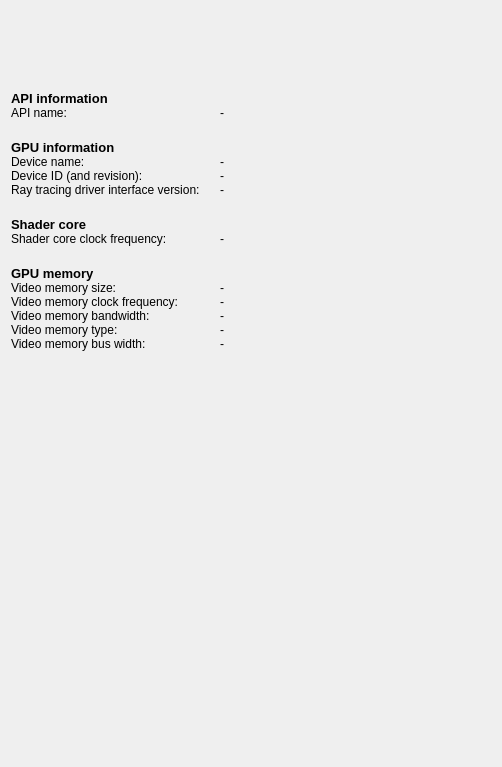
Qt form source/frontend/views/overview/device_configuration_pane.ui (GPUOpen-Tools/radeon_raytracing_analyzer) before a commit.
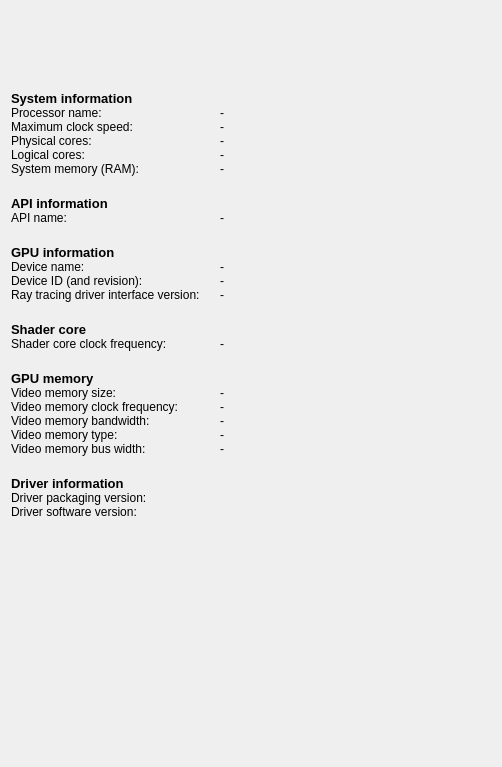
The same form after that commit. Custom widgets are drawn as their Qt base class.

Patch:
```diff
--- a/source/frontend/views/overview/device_configuration_pane.ui
+++ b/source/frontend/views/overview/device_configuration_pane.ui
@@ -110,7 +110,233 @@
         <property name="verticalSpacing">
          <number>0</number>
         </property>
+        <item row="0" column="0">
+         <widget class="ScaledLabel" name="label_title_system_">
+          <property name="sizePolicy">
+           <sizepolicy hsizetype="MinimumExpanding" vsizetype="Fixed">
+            <horstretch>0</horstretch>
+            <verstretch>0</verstretch>
+           </sizepolicy>
+          </property>
+          <property name="font">
+           <font>
+            <pointsize>10</pointsize>
+            <weight>75</weight>
+            <bold>true</bold>
+           </font>
+          </property>
+          <property name="text">
+           <string>System information</string>
+          </property>
+         </widget>
+        </item>
         <item row="1" column="0">
+         <widget class="ScaledLabel" name="label_processor_brand_">
+          <property name="sizePolicy">
+           <sizepolicy hsizetype="MinimumExpanding" vsizetype="Fixed">
+            <horstretch>0</horstretch>
+            <verstretch>0</verstretch>
+           </sizepolicy>
+          </property>
+          <property name="font">
+           <font>
+            <weight>50</weight>
+            <bold>false</bold>
+           </font>
+          </property>
+          <property name="text">
+           <string>Processor name:</string>
+          </property>
+         </widget>
+        </item>
+        <item row="1" column="1">
+         <widget class="ScaledLabel" name="content_processor_brand_">
+          <property name="sizePolicy">
+           <sizepolicy hsizetype="MinimumExpanding" vsizetype="Fixed">
+            <horstretch>0</horstretch>
+            <verstretch>0</verstretch>
+           </sizepolicy>
+          </property>
+          <property name="font">
+           <font>
+            <weight>50</weight>
+            <bold>false</bold>
+           </font>
+          </property>
+          <property name="text">
+           <string>-</string>
+          </property>
+         </widget>
+        </item>
+        <item row="2" column="0">
+         <widget class="ScaledLabel" name="label_processor_speed_">
+          <property name="sizePolicy">
+           <sizepolicy hsizetype="MinimumExpanding" vsizetype="Fixed">
+            <horstretch>0</horstretch>
+            <verstretch>0</verstretch>
+           </sizepolicy>
+          </property>
+          <property name="font">
+           <font>
+            <weight>50</weight>
+            <bold>false</bold>
+           </font>
+          </property>
+          <property name="text">
+           <string>Maximum clock speed:</string>
+          </property>
+         </widget>
+        </item>
+        <item row="2" column="1">
+         <widget class="ScaledLabel" name="content_processor_speed_">
+          <property name="sizePolicy">
+           <sizepolicy hsizetype="MinimumExpanding" vsizetype="Fixed">
+            <horstretch>0</horstretch>
+            <verstretch>0</verstretch>
+           </sizepolicy>
+          </property>
+          <property name="font">
+           <font>
+            <weight>50</weight>
+            <bold>false</bold>
+           </font>
+          </property>
+          <property name="text">
+           <string>-</string>
+          </property>
+         </widget>
+        </item>
+        <item row="3" column="0">
+         <widget class="ScaledLabel" name="label_physical_cores_">
+          <property name="sizePolicy">
+           <sizepolicy hsizetype="MinimumExpanding" vsizetype="Fixed">
+            <horstretch>0</horstretch>
+            <verstretch>0</verstretch>
+           </sizepolicy>
+          </property>
+          <property name="font">
+           <font>
+            <weight>50</weight>
+            <bold>false</bold>
+           </font>
+          </property>
+          <property name="text">
+           <string>Physical cores:</string>
+          </property>
+         </widget>
+        </item>
+        <item row="3" column="1">
+         <widget class="ScaledLabel" name="content_physical_cores_">
+          <property name="sizePolicy">
+           <sizepolicy hsizetype="MinimumExpanding" vsizetype="Fixed">
+            <horstretch>0</horstretch>
+            <verstretch>0</verstretch>
+           </sizepolicy>
+          </property>
+          <property name="font">
+           <font>
+            <weight>50</weight>
+            <bold>false</bold>
+           </font>
+          </property>
+          <property name="text">
+           <string>-</string>
+          </property>
+         </widget>
+        </item>
+        <item row="4" column="0">
+         <widget class="ScaledLabel" name="label_logical_cores_">
+          <property name="sizePolicy">
+           <sizepolicy hsizetype="MinimumExpanding" vsizetype="Fixed">
+            <horstretch>0</horstretch>
+            <verstretch>0</verstretch>
+           </sizepolicy>
+          </property>
+          <property name="font">
+           <font>
+            <weight>50</weight>
+            <bold>false</bold>
+           </font>
+          </property>
+          <property name="text">
+           <string>Logical cores:</string>
+          </property>
+         </widget>
+        </item>
+        <item row="4" column="1">
+         <widget class="ScaledLabel" name="content_logical_cores_">
+          <property name="sizePolicy">
+           <sizepolicy hsizetype="MinimumExpanding" vsizetype="Fixed">
+            <horstretch>0</horstretch>
+            <verstretch>0</verstretch>
+           </sizepolicy>
+          </property>
+          <property name="font">
+           <font>
+            <weight>50</weight>
+            <bold>false</bold>
+           </font>
+          </property>
+          <property name="text">
+           <string>-</string>
+          </property>
+         </widget>
+        </item>
+        <item row="5" column="0">
+         <widget class="ScaledLabel" name="label_system_memory_">
+          <property name="sizePolicy">
+           <sizepolicy hsizetype="MinimumExpanding" vsizetype="Fixed">
+            <horstretch>0</horstretch>
+            <verstretch>0</verstretch>
+           </sizepolicy>
+          </property>
+          <property name="font">
+           <font>
+            <weight>50</weight>
+            <bold>false</bold>
+           </font>
+          </property>
+          <property name="text">
+           <string>System memory (RAM):</string>
+          </property>
+         </widget>
+        </item>
+        <item row="5" column="1">
+         <widget class="ScaledLabel" name="content_system_memory_">
+          <property name="sizePolicy">
+           <sizepolicy hsizetype="MinimumExpanding" vsizetype="Fixed">
+            <horstretch>0</horstretch>
+            <verstretch>0</verstretch>
+           </sizepolicy>
+          </property>
+          <property name="font">
+           <font>
+            <weight>50</weight>
+            <bold>false</bold>
+           </font>
+          </property>
+          <property name="text">
+           <string>-</string>
+          </property>
+         </widget>
+        </item>
+        <item row="6" column="0">
+         <spacer name="vertical_spacer_1_">
+          <property name="orientation">
+           <enum>Qt::Vertical</enum>
+          </property>
+          <property name="sizeType">
+           <enum>QSizePolicy::Fixed</enum>
+          </property>
+          <property name="sizeHint" stdset="0">
+           <size>
+            <width>20</width>
+            <height>20</height>
+           </size>
+          </property>
+         </spacer>
+        </item>
+        <item row="7" column="0">
          <widget class="ScaledLabel" name="label_title_api_info_">
           <property name="sizePolicy">
            <sizepolicy hsizetype="MinimumExpanding" vsizetype="Fixed">
@@ -130,7 +356,7 @@
           </property>
          </widget>
         </item>
-        <item row="2" column="0">
+        <item row="8" column="0">
          <widget class="ScaledLabel" name="label_api_name_">
           <property name="sizePolicy">
            <sizepolicy hsizetype="MinimumExpanding" vsizetype="Fixed">
@@ -149,7 +375,7 @@
           </property>
          </widget>
         </item>
-        <item row="2" column="1">
+        <item row="8" column="1">
          <widget class="ScaledLabel" name="content_api_name_">
           <property name="sizePolicy">
            <sizepolicy hsizetype="MinimumExpanding" vsizetype="Fixed">
@@ -168,7 +394,7 @@
           </property>
          </widget>
         </item>
-        <item row="3" column="0">
+        <item row="9" column="0">
          <spacer name="vertical_spacer_2_">
           <property name="orientation">
            <enum>Qt::Vertical</enum>
@@ -184,7 +410,7 @@
           </property>
          </spacer>
         </item>
-        <item row="4" column="0">
+        <item row="10" column="0">
          <widget class="ScaledLabel" name="label_title_gpu_info_">
           <property name="sizePolicy">
            <sizepolicy hsizetype="MinimumExpanding" vsizetype="Fixed">
@@ -204,7 +430,7 @@
           </property>
          </widget>
         </item>
-        <item row="5" column="0">
+        <item row="11" column="0">
          <widget class="ScaledLabel" name="label_device_name_">
           <property name="sizePolicy">
            <sizepolicy hsizetype="MinimumExpanding" vsizetype="Fixed">
@@ -223,7 +449,7 @@
           </property>
          </widget>
         </item>
-        <item row="5" column="1">
+        <item row="11" column="1">
          <widget class="ScaledLabel" name="content_device_name_">
           <property name="sizePolicy">
            <sizepolicy hsizetype="MinimumExpanding" vsizetype="Fixed">
@@ -242,7 +468,7 @@
           </property>
          </widget>
         </item>
-        <item row="6" column="0">
+        <item row="12" column="0">
          <widget class="ScaledLabel" name="label_device_id_">
           <property name="sizePolicy">
            <sizepolicy hsizetype="MinimumExpanding" vsizetype="Fixed">
@@ -261,7 +487,7 @@
           </property>
          </widget>
         </item>
-        <item row="6" column="1">
+        <item row="12" column="1">
          <widget class="ScaledLabel" name="content_device_id_">
           <property name="sizePolicy">
            <sizepolicy hsizetype="MinimumExpanding" vsizetype="Fixed">
@@ -280,7 +506,7 @@
           </property>
          </widget>
         </item>
-        <item row="7" column="0">
+        <item row="13" column="0">
          <widget class="ScaledLabel" name="label_raytracing_version_">
           <property name="sizePolicy">
            <sizepolicy hsizetype="MinimumExpanding" vsizetype="Fixed">
@@ -299,7 +525,7 @@
           </property>
          </widget>
         </item>
-        <item row="7" column="1">
+        <item row="13" column="1">
          <widget class="ScaledLabel" name="content_raytracing_version_">
           <property name="sizePolicy">
            <sizepolicy hsizetype="MinimumExpanding" vsizetype="Fixed">
@@ -318,7 +544,7 @@
           </property>
          </widget>
         </item>
-        <item row="8" column="0">
+        <item row="14" column="0">
          <spacer name="vertical_spacer_3_">
           <property name="orientation">
            <enum>Qt::Vertical</enum>
@@ -334,7 +560,7 @@
           </property>
          </spacer>
         </item>
-        <item row="9" column="0">
+        <item row="15" column="0">
          <widget class="ScaledLabel" name="label_shader_core_">
           <property name="sizePolicy">
            <sizepolicy hsizetype="MinimumExpanding" vsizetype="Fixed">
@@ -354,7 +580,7 @@
           </property>
          </widget>
         </item>
-        <item row="10" column="0">
+        <item row="16" column="0">
          <widget class="ScaledLabel" name="label_shader_core_clock_frequency_">
           <property name="sizePolicy">
            <sizepolicy hsizetype="MinimumExpanding" vsizetype="Fixed">
@@ -373,7 +599,7 @@
           </property>
          </widget>
         </item>
-        <item row="10" column="1">
+        <item row="16" column="1">
          <widget class="ScaledLabel" name="content_shader_core_clock_frequency_">
           <property name="sizePolicy">
            <sizepolicy hsizetype="MinimumExpanding" vsizetype="Fixed">
@@ -392,7 +618,7 @@
           </property>
          </widget>
         </item>
-        <item row="11" column="0">
+        <item row="17" column="0">
          <spacer name="vertical_spacer_4_">
           <property name="orientation">
            <enum>Qt::Vertical</enum>
@@ -408,7 +634,7 @@
           </property>
          </spacer>
         </item>
-        <item row="12" column="0">
+        <item row="18" column="0">
          <widget class="ScaledLabel" name="label_title_memory_">
           <property name="sizePolicy">
            <sizepolicy hsizetype="MinimumExpanding" vsizetype="Fixed">
@@ -428,7 +654,7 @@
           </property>
          </widget>
         </item>
-        <item row="13" column="0">
+        <item row="19" column="0">
          <widget class="ScaledLabel" name="label_memory_size_">
           <property name="sizePolicy">
            <sizepolicy hsizetype="MinimumExpanding" vsizetype="Fixed">
@@ -447,7 +673,7 @@
           </property>
          </widget>
         </item>
-        <item row="13" column="1">
+        <item row="19" column="1">
          <widget class="ScaledLabel" name="content_memory_size_">
           <property name="sizePolicy">
            <sizepolicy hsizetype="MinimumExpanding" vsizetype="Fixed">
@@ -466,7 +692,7 @@
           </property>
          </widget>
         </item>
-        <item row="14" column="0">
+        <item row="20" column="0">
          <widget class="ScaledLabel" name="label_memory_clock_frequency_">
           <property name="sizePolicy">
            <sizepolicy hsizetype="MinimumExpanding" vsizetype="Fixed">
@@ -485,7 +711,7 @@
           </property>
          </widget>
         </item>
-        <item row="14" column="1">
+        <item row="20" column="1">
          <widget class="ScaledLabel" name="content_memory_clock_frequency_">
           <property name="sizePolicy">
            <sizepolicy hsizetype="MinimumExpanding" vsizetype="Fixed">
@@ -504,7 +730,7 @@
           </property>
          </widget>
         </item>
-        <item row="15" column="0">
+        <item row="21" column="0">
          <widget class="ScaledLabel" name="label_local_memory_bandwidth_">
           <property name="sizePolicy">
            <sizepolicy hsizetype="MinimumExpanding" vsizetype="Fixed">
@@ -523,7 +749,7 @@
           </property>
          </widget>
         </item>
-        <item row="15" column="1">
+        <item row="21" column="1">
          <widget class="ScaledLabel" name="content_local_memory_bandwidth_">
           <property name="sizePolicy">
            <sizepolicy hsizetype="MinimumExpanding" vsizetype="Fixed">
@@ -542,7 +768,7 @@
           </property>
          </widget>
         </item>
-        <item row="16" column="0">
+        <item row="22" column="0">
          <widget class="ScaledLabel" name="label_local_memory_type_">
           <property name="sizePolicy">
            <sizepolicy hsizetype="MinimumExpanding" vsizetype="Fixed">
@@ -561,7 +787,7 @@
           </property>
          </widget>
         </item>
-        <item row="16" column="1">
+        <item row="22" column="1">
          <widget class="ScaledLabel" name="content_local_memory_type_">
           <property name="sizePolicy">
            <sizepolicy hsizetype="MinimumExpanding" vsizetype="Fixed">
@@ -580,7 +806,7 @@
           </property>
          </widget>
         </item>
-        <item row="17" column="0">
+        <item row="23" column="0">
          <widget class="ScaledLabel" name="label_local_memory_bus_width_">
           <property name="sizePolicy">
            <sizepolicy hsizetype="MinimumExpanding" vsizetype="Fixed">
@@ -599,7 +825,7 @@
           </property>
          </widget>
         </item>
-        <item row="17" column="1">
+        <item row="23" column="1">
          <widget class="ScaledLabel" name="content_local_memory_bus_width_">
           <property name="sizePolicy">
            <sizepolicy hsizetype="MinimumExpanding" vsizetype="Fixed">
@@ -618,10 +844,122 @@
           </property>
          </widget>
         </item>
+        <item row="24" column="0">
+         <spacer name="vertical_spacer_5_">
+          <property name="orientation">
+           <enum>Qt::Vertical</enum>
+          </property>
+          <property name="sizeType">
+           <enum>QSizePolicy::Fixed</enum>
+          </property>
+          <property name="sizeHint" stdset="0">
+           <size>
+            <width>20</width>
+            <height>20</height>
+           </size>
+          </property>
+         </spacer>
+        </item>
+        <item row="25" column="0">
+         <widget class="ScaledLabel" name="label_driver_information_">
+          <property name="sizePolicy">
+           <sizepolicy hsizetype="MinimumExpanding" vsizetype="Fixed">
+            <horstretch>0</horstretch>
+            <verstretch>0</verstretch>
+           </sizepolicy>
+          </property>
+          <property name="font">
+           <font>
+            <pointsize>10</pointsize>
+            <weight>75</weight>
+            <bold>true</bold>
+           </font>
+          </property>
+          <property name="text">
+           <string>Driver information</string>
+          </property>
+         </widget>
+        </item>
+        <item row="26" column="0">
+         <widget class="ScaledLabel" name="label_driver_packaging_version_">
+          <property name="sizePolicy">
+           <sizepolicy hsizetype="MinimumExpanding" vsizetype="Fixed">
+            <horstretch>0</horstretch>
+            <verstretch>0</verstretch>
+           </sizepolicy>
+          </property>
+          <property name="font">
+           <font>
+            <weight>50</weight>
+            <bold>false</bold>
+           </font>
+          </property>
+          <property name="text">
+           <string>Driver packaging version:</string>
+          </property>
+         </widget>
+        </item>
+        <item row="26" column="1">
+         <widget class="ScaledLabel" name="content_driver_packaging_version_">
+          <property name="sizePolicy">
+           <sizepolicy hsizetype="MinimumExpanding" vsizetype="Fixed">
+            <horstretch>0</horstretch>
+            <verstretch>0</verstretch>
+           </sizepolicy>
+          </property>
+          <property name="font">
+           <font>
+            <weight>50</weight>
+            <bold>false</bold>
+           </font>
+          </property>
+          <property name="text">
+           <string></string>
+          </property>
+         </widget>
+        </item>
+        <item row="27" column="0">
+         <widget class="ScaledLabel" name="label_driver_software_version_">
+          <property name="sizePolicy">
+           <sizepolicy hsizetype="MinimumExpanding" vsizetype="Fixed">
+            <horstretch>0</horstretch>
+            <verstretch>0</verstretch>
+           </sizepolicy>
+          </property>
+          <property name="font">
+           <font>
+            <weight>50</weight>
+            <bold>false</bold>
+           </font>
+          </property>
+          <property name="text">
+           <string>Driver software version:</string>
+          </property>
+         </widget>
+        </item>
+        <item row="27" column="1">
+         <widget class="ScaledLabel" name="content_driver_software_version_">
+          <property name="sizePolicy">
+           <sizepolicy hsizetype="MinimumExpanding" vsizetype="Fixed">
+            <horstretch>0</horstretch>
+            <verstretch>0</verstretch>
+           </sizepolicy>
+          </property>
+          <property name="font">
+           <font>
+            <weight>50</weight>
+            <bold>false</bold>
+           </font>
+          </property>
+          <property name="text">
+           <string></string>
+          </property>
+         </widget>
+        </item>
        </layout>
       </item>
       <item>
-       <spacer name="vertical_spacer_5_">
+       <spacer name="vertical_spacer_end_">
         <property name="orientation">
          <enum>Qt::Vertical</enum>
         </property>
```
